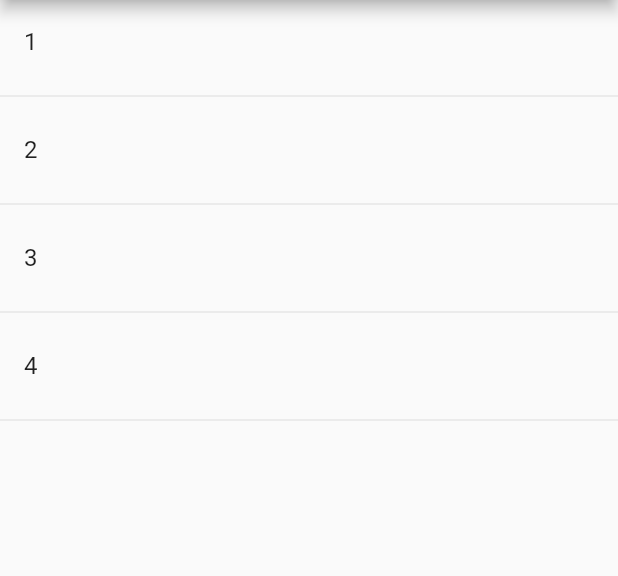
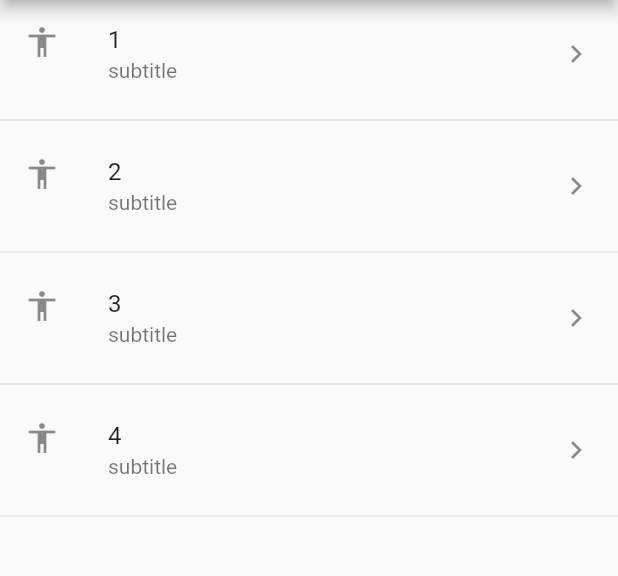
Before and after one commit to jossued/curso-flutter-contador, a Flutter app: the screen it shows after launch, on a phone screen of 412 x 824 dp, the part 84-660 px from its top. Run offline on Flutter 3.47's test engine with Material 2 defaults, Android fonts, the phone set to English and light mode, and no system bars.

```diff
--- a/componentes/lib/src/pages/home_temp.dart
+++ b/componentes/lib/src/pages/home_temp.dart
@@ -11,7 +11,8 @@ class HomePageTemp extends StatelessWidget {
         title: Text('Componentes Temp'),
       ),
       body: ListView(
-        children: _crearItems()
+        // children: _crearItems()
+        children: _crearItemsCorto()
       ),
     );
   }
@@ -30,4 +31,23 @@ class HomePageTemp extends StatelessWidget {
     }
     return lista;
   }
+
+  List<Widget> _crearItemsCorto() {
+    return opciones.map(
+      (String item) {
+        return Column(
+          children: [
+            ListTile(
+              title: Text(item),
+              subtitle: Text('subtitle'),
+              leading: Icon(Icons.accessibility),
+              trailing: Icon(Icons.keyboard_arrow_right),
+              onTap: (){},
+            ),
+            Divider()
+          ],
+        );
+      }
+      ).toList();
+  }
 }
```
